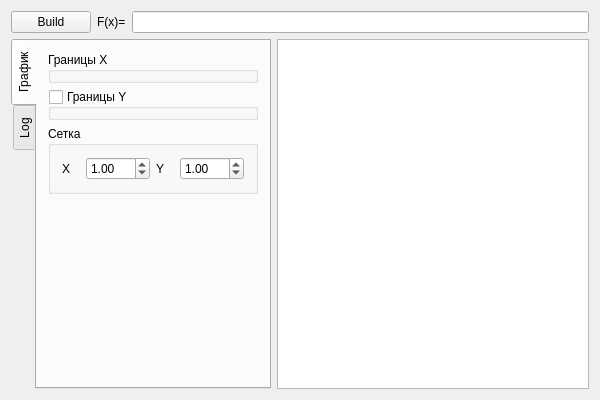
First picture: the form in qtgraph.ui, repository xelez/QtGraph, before the edit.
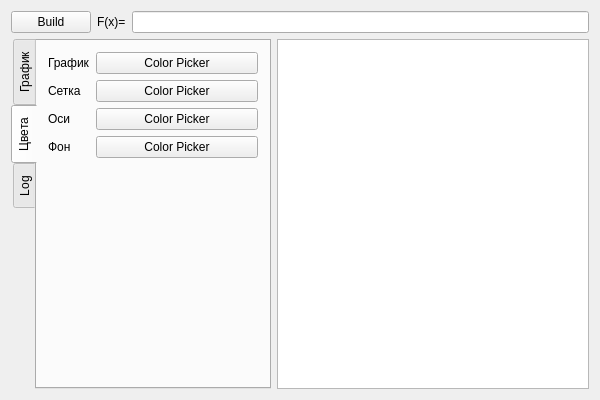
Second picture: the form after the edit. The open tabs and pages were chosen to show the change. Custom widgets are drawn as their Qt base class.

Commit message: Add settings for changing colors in separate tab.

What changed in the file:
```diff
--- a/qtgraph.ui
+++ b/qtgraph.ui
@@ -146,6 +146,69 @@
          </item>
         </layout>
        </widget>
+       <widget class="QWidget" name="tabColors">
+        <attribute name="title">
+         <string>Цвета</string>
+        </attribute>
+        <layout class="QFormLayout" name="formLayout">
+         <item row="0" column="0">
+          <widget class="QLabel" name="lbPlotColor">
+           <property name="text">
+            <string>График</string>
+           </property>
+          </widget>
+         </item>
+         <item row="0" column="1">
+          <widget class="RColorPicker" name="cpPlot">
+           <property name="text">
+            <string>Color Picker</string>
+           </property>
+          </widget>
+         </item>
+         <item row="1" column="0">
+          <widget class="QLabel" name="lbGridColor">
+           <property name="text">
+            <string>Сетка</string>
+           </property>
+          </widget>
+         </item>
+         <item row="2" column="0">
+          <widget class="QLabel" name="lbAxesColor">
+           <property name="text">
+            <string>Оси </string>
+           </property>
+          </widget>
+         </item>
+         <item row="3" column="0">
+          <widget class="QLabel" name="lbBackground">
+           <property name="text">
+            <string>Фон</string>
+           </property>
+          </widget>
+         </item>
+         <item row="1" column="1">
+          <widget class="RColorPicker" name="cpGrid">
+           <property name="text">
+            <string>Color Picker</string>
+           </property>
+          </widget>
+         </item>
+         <item row="2" column="1">
+          <widget class="RColorPicker" name="cpAxes">
+           <property name="text">
+            <string>Color Picker</string>
+           </property>
+          </widget>
+         </item>
+         <item row="3" column="1">
+          <widget class="RColorPicker" name="cpBackground">
+           <property name="text">
+            <string>Color Picker</string>
+           </property>
+          </widget>
+         </item>
+        </layout>
+       </widget>
        <widget class="QWidget" name="tbLog">
         <attribute name="title">
          <string>Log</string>
@@ -183,6 +246,11 @@
    <header>limitsgroupbox.h</header>
    <container>1</container>
   </customwidget>
+  <customwidget>
+   <class>RColorPicker</class>
+   <extends>QPushButton</extends>
+   <header>rcolorpicker.h</header>
+  </customwidget>
  </customwidgets>
  <resources/>
  <connections>
```
Left out of the diff: 4 changed lines with no effect on the pictures. The commit also changes 2 other files.
